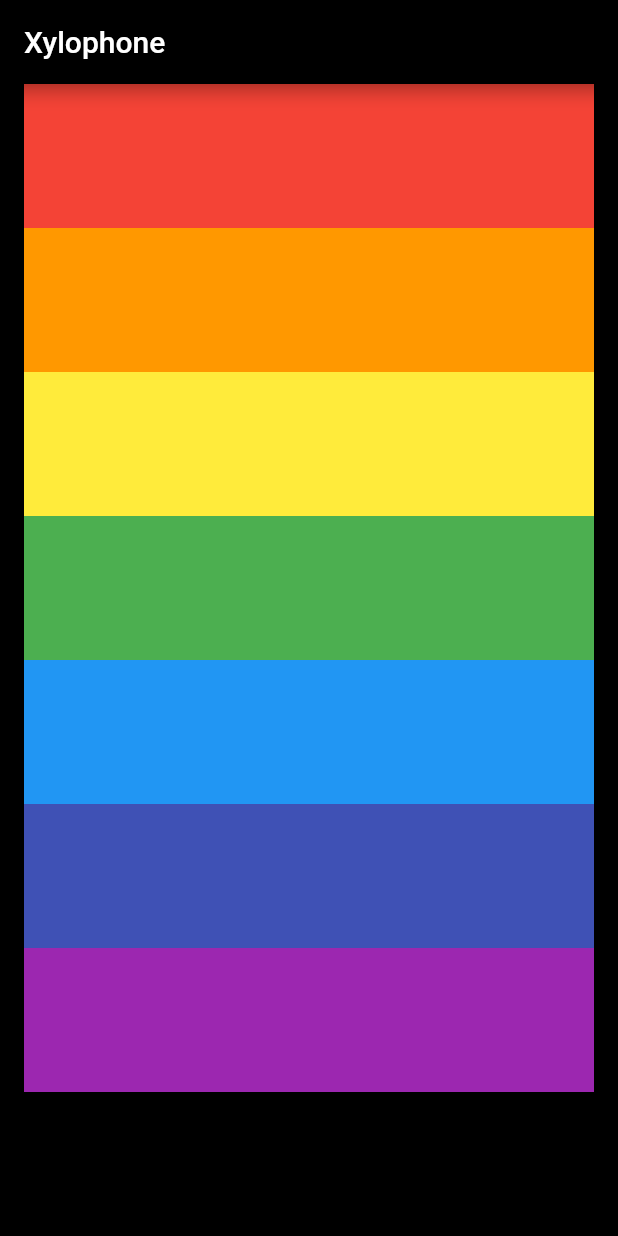
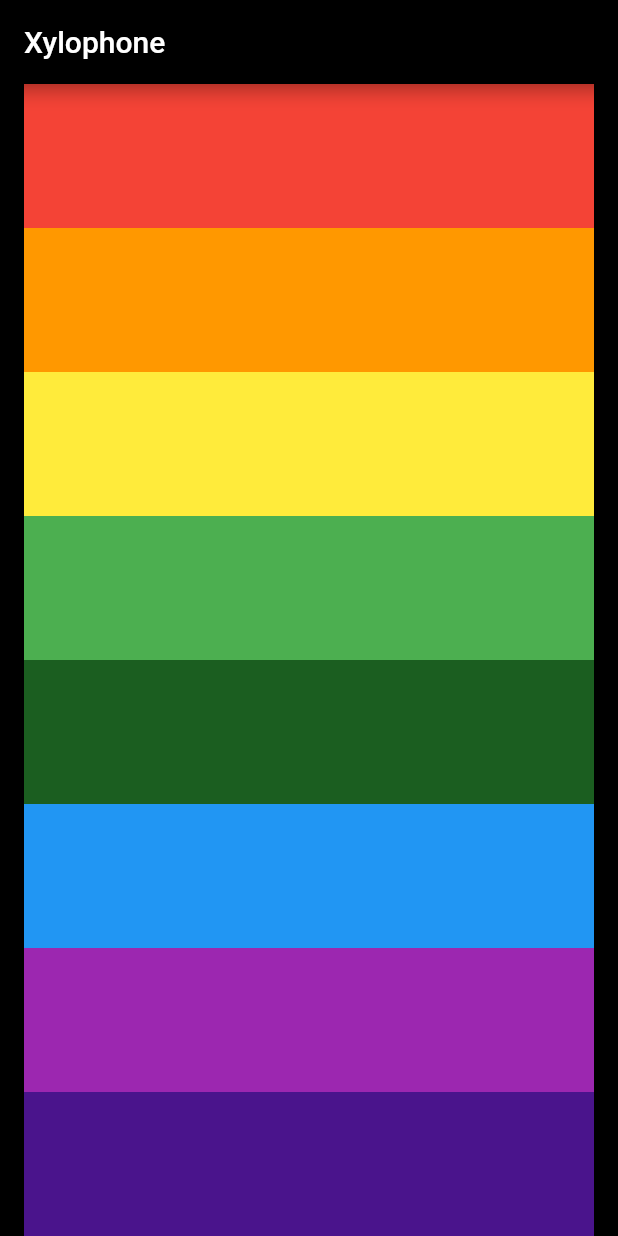
Before and after one commit to ghigbie/flutter-xylophone, a Flutter app: the screen it shows after launch, on a phone screen of 412 x 824 dp. Run offline on Flutter 3.47's test engine with Material 2 defaults, Android fonts, the phone set to English and light mode, and no system bars; our stand-ins replace audioplayers.

Commit message:
Edit colors

```diff
--- a/lib/home_page.dart
+++ b/lib/home_page.dart
@@ -54,7 +54,7 @@ class _HomeXylophoneState extends State<HomeXylophone> {
             onPressed: () {
               playNote(4);
             },
-            child: Container(color: Colors.blue),
+            child: Container(color: Colors.green[900]),
           ),
         ),
         Expanded(
@@ -62,7 +62,7 @@ class _HomeXylophoneState extends State<HomeXylophone> {
             onPressed: () {
               playNote(5);
             },
-            child: Container(color: Colors.indigo),
+            child: Container(color: Colors.blue),
           ),
         ),
         Expanded(
@@ -78,7 +78,7 @@ class _HomeXylophoneState extends State<HomeXylophone> {
             onPressed: () {
               playNote(7);
             },
-            child: Container(color: Colors.black),
+            child: Container(color: Colors.purple[900]),
           ),
         ),
       ],
```
